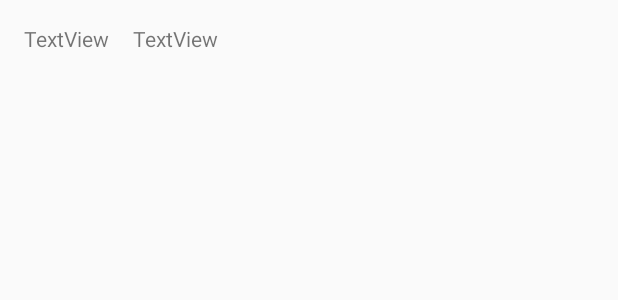
After one commit to tkotko615/AcesMPortal, an Android app: the layout list_contacts.xml on its own in the app's theme, with its tools: preview values and no code run, on a phone screen of 412 x 824 dp. The commit adds this screen. Shown: the top 300 px of the screen. Run offline under Robolectric (Android 15) with nearby library versions, the phone set to English and light mode, and no system bars.

Commit message:
170606 通訊錄icon/自訂通訊錄Listview

```diff
--- a/app/src/main/res/layout/content_main.xml
+++ b/app/src/main/res/layout/content_main.xml
@@ -21,7 +21,8 @@
         android:id="@+id/ibtn_app_01"
         android:layout_width="120dp"
         android:layout_height="120dp"
-        app:srcCompat="@drawable/ic_menu_gallery"
+        app:srcCompat="@drawable/app_contacts"
+        android:scaleType="centerInside"
         android:contentDescription="@string/main_app_01"
         app:layout_constraintTop_toTopOf="parent"
         app:layout_constraintLeft_toLeftOf="parent" />
--- /dev/null
+++ b/app/src/main/res/layout/list_contacts.xml
@@ -0,0 +1,30 @@
+<?xml version="1.0" encoding="utf-8"?>
+<RelativeLayout xmlns:android="http://schemas.android.com/apk/res/android"
+    android:layout_width="match_parent"
+    android:layout_height="match_parent" >
+
+    <TextView
+        android:id="@+id/name"
+        android:layout_width="wrap_content"
+        android:layout_height="wrap_content"
+        android:layout_alignParentLeft="true"
+        android:layout_alignParentStart="true"
+        android:layout_alignParentTop="true"
+        android:layout_marginLeft="16dp"
+        android:layout_marginStart="16dp"
+        android:layout_marginTop="16dp"
+        android:text="TextView" />
+
+    <TextView
+        android:id="@+id/email"
+        android:layout_width="wrap_content"
+        android:layout_height="wrap_content"
+        android:layout_alignBaseline="@+id/name"
+        android:layout_alignBottom="@+id/name"
+        android:layout_toRightOf="@+id/name"
+        android:layout_toEndOf="@+id/name"
+        android:layout_marginLeft="16dp"
+        android:layout_marginStart="16dp"
+        android:text="TextView" />
+
+</RelativeLayout>
```
Also changed, not shown: app/src/main/java/com/acesconn/acesmportal/ContactsActivity.java (+18 -8 lines), app/src/main/res/drawable/app_contacts.png (added), 1 other file.
